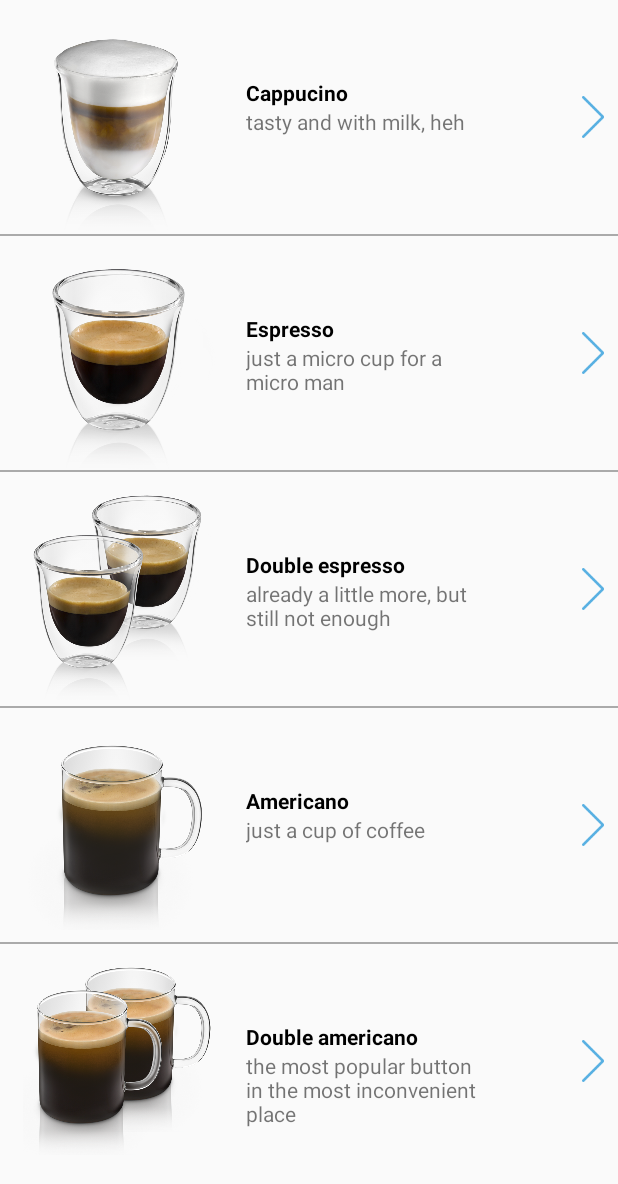
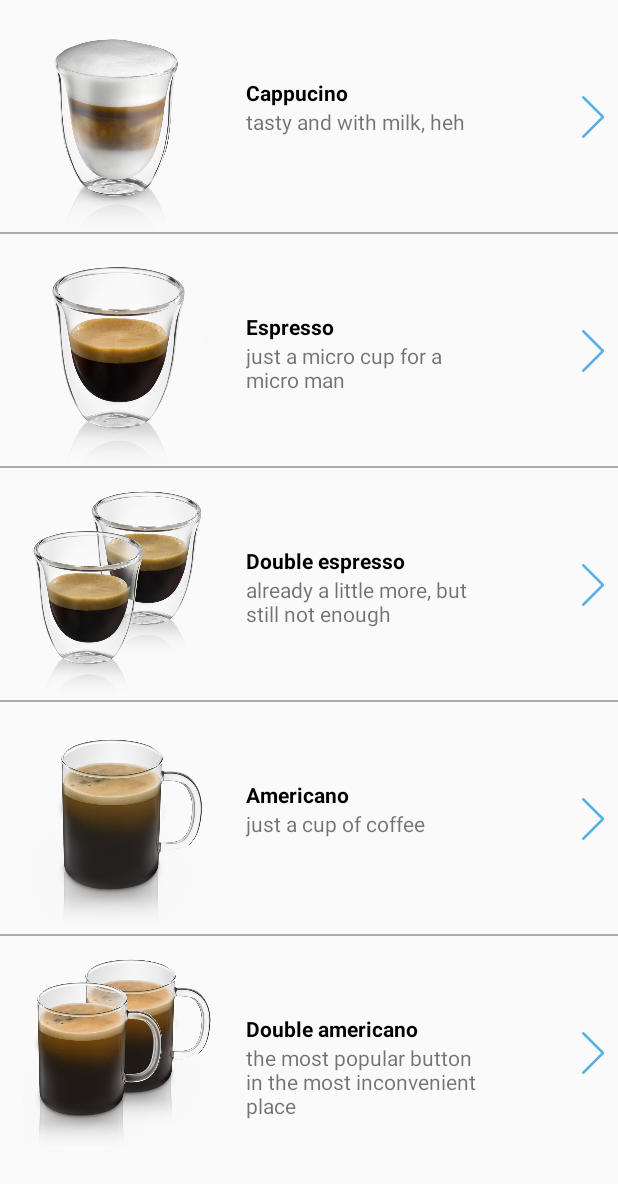
Before and after one commit to amaze37/espcoffee, an Android app: the layout content_main.xml on its own in the app's theme, with its tools: preview values and no code run, on a phone screen of 412 x 824 dp. Shown: the top 1184 px of the screen. Run offline under Robolectric (Android 15) with nearby library versions, the phone set to English and light mode, and no system bars.

```diff
--- a/app/src/main/java/com/example/espcoffee/MainActivity.java
+++ b/app/src/main/java/com/example/espcoffee/MainActivity.java
@@ -10,10 +10,9 @@ import androidx.appcompat.app.AppCompatActivity;
 import androidx.appcompat.widget.Toolbar;
 
 import com.example.espcoffee.http.RequestHelper;
-import com.google.android.material.navigation.NavigationView;
 import de.keyboardsurfer.android.widget.crouton.Crouton;
 
-public class MainActivity extends AppCompatActivity implements NavigationView.OnNavigationItemSelectedListener {
+public class MainActivity extends AppCompatActivity {
     private Bundle mainActivityBundle;
 
     @Override
--- a/app/src/main/res/layout/content_main.xml
+++ b/app/src/main/res/layout/content_main.xml
@@ -16,12 +16,14 @@
         tools:context=".MainActivity"
         tools:layout_editor_absoluteY="611dp">
 
-        <LinearLayout
+        <RelativeLayout
+            android:id="@+id/mainContentLayout"
             android:layout_width="match_parent"
             android:layout_height="wrap_content"
             android:orientation="vertical">
 
             <LinearLayout
+                android:id="@+id/mainLinerLayout1"
                 android:layout_width="match_parent"
                 android:layout_height="match_parent"
                 android:background="?attr/selectableItemBackground"
@@ -30,6 +32,7 @@
 
                 <ImageView
                     android:id="@+id/cappucino_icon"
+                    android:contentDescription="@string/cappucino"
                     android:layout_width="156dp"
                     android:layout_height="156dp"
                     android:backgroundTint="#00FFFFFF"
@@ -67,6 +70,7 @@
 
                     <ImageView
                         android:id="@+id/arrow"
+                        android:contentDescription="@string/arrow"
                         android:layout_width="18dp"
                         android:layout_height="28dp"
                         android:layout_marginTop="8dp"
@@ -83,11 +87,14 @@
 
             <View
                 android:id="@+id/view"
+                android:layout_above="@+id/mainLinerLayout2"
                 android:layout_width="match_parent"
                 android:layout_height="1dp"
                 android:background="@android:color/darker_gray" />
 
             <LinearLayout
+                android:id="@+id/mainLinerLayout2"
+                android:layout_below="@id/mainLinerLayout1"
                 android:layout_width="match_parent"
                 android:layout_height="match_parent"
                 android:background="?attr/selectableItemBackground"
@@ -96,6 +103,7 @@
 
                 <ImageView
                     android:id="@+id/espresso_icon"
+                    android:contentDescription="@string/espresso"
                     android:layout_width="156dp"
                     android:layout_height="156dp"
                     android:scaleType="fitXY"
@@ -130,6 +138,7 @@
 
                     <ImageView
                         android:id="@+id/arrow2"
+                        android:contentDescription="@string/arrow"
                         android:layout_width="18dp"
                         android:layout_height="28dp"
                         android:layout_marginTop="8dp"
@@ -144,11 +153,14 @@
 
             <View
                 android:id="@+id/view2"
+                android:layout_above="@+id/mainLinerLayout3"
                 android:layout_width="match_parent"
                 android:layout_height="1dp"
                 android:background="@android:color/darker_gray" />
 
             <LinearLayout
+                android:id="@+id/mainLinerLayout3"
+                android:layout_below="@id/mainLinerLayout2"
                 android:layout_width="match_parent"
                 android:layout_height="match_parent"
                 android:background="?attr/selectableItemBackground"
@@ -157,6 +169,7 @@
 
                 <ImageView
                     android:id="@+id/espressox2_icon"
+                    android:contentDescription="@string/espresso2x"
                     android:layout_width="156dp"
                     android:layout_height="156dp"
                     android:scaleType="fitXY"
@@ -191,6 +204,7 @@
 
                     <ImageView
                         android:id="@+id/arrow3"
+                        android:contentDescription="@string/arrow"
                         android:layout_width="18dp"
                         android:layout_height="28dp"
                         android:layout_marginTop="8dp"
@@ -205,11 +219,14 @@
 
             <View
                 android:id="@+id/view3"
+                android:layout_above="@+id/mainLinerLayout4"
                 android:layout_width="match_parent"
                 android:layout_height="1dp"
                 android:background="@android:color/darker_gray" />
 
             <LinearLayout
+                android:id="@+id/mainLinerLayout4"
+                android:layout_below="@id/mainLinerLayout3"
                 android:layout_width="match_parent"
                 android:layout_height="match_parent"
                 android:background="?attr/selectableItemBackground"
@@ -218,6 +235,7 @@
 
                 <ImageView
                     android:id="@+id/americano_icon"
+                    android:contentDescription="@string/americano"
                     android:layout_width="156dp"
                     android:layout_height="156dp"
                     android:scaleType="fitXY"
@@ -252,6 +270,7 @@
 
                     <ImageView
                         android:id="@+id/arrow4"
+                        android:contentDescription="@string/arrow"
                         android:layout_width="18dp"
                         android:layout_height="28dp"
                         android:layout_marginTop="8dp"
@@ -266,11 +285,14 @@
 
             <View
                 android:id="@+id/view4"
+                android:layout_above="@+id/mainLinerLayout5"
                 android:layout_width="match_parent"
                 android:layout_height="1dp"
                 android:background="@android:color/darker_gray" />
 
             <LinearLayout
+                android:id="@+id/mainLinerLayout5"
+                android:layout_below="@id/mainLinerLayout4"
                 android:layout_width="match_parent"
                 android:layout_height="match_parent"
                 android:background="?attr/selectableItemBackground"
@@ -279,6 +301,7 @@
 
                 <ImageView
                     android:id="@+id/americanox2_icon"
+                    android:contentDescription="@string/americano2x"
                     android:layout_width="156dp"
                     android:layout_height="156dp"
                     android:scaleType="fitXY"
@@ -315,6 +338,7 @@
 
                     <ImageView
                         android:id="@+id/arrow5"
+                        android:contentDescription="@string/arrow"
                         android:layout_width="18dp"
                         android:layout_height="28dp"
                         android:layout_marginTop="8dp"
@@ -326,7 +350,7 @@
                         app:srcCompat="@drawable/icn_arrow" />
                 </androidx.constraintlayout.widget.ConstraintLayout>
             </LinearLayout>
-        </LinearLayout>
+        </RelativeLayout>
     </ScrollView>
 
 </androidx.constraintlayout.widget.ConstraintLayout>
--- a/app/src/main/res/values/strings.xml
+++ b/app/src/main/res/values/strings.xml
@@ -10,6 +10,7 @@
     <string name="americano_info">just a cup of coffee</string>
     <string name="americano2x">Double americano</string>
     <string name="americano2x_info">the most popular button in the most inconvenient place</string>
+    <string name="arrow">arrow</string>
 
     <string name="cappucino_beverage_info">One portion of espresso with an equal amount of milk with milk foam of maximum volume, 80 ml.</string>
     <string name="espresso_beverage_info">Coffee according to a true Italian recipe, served in small cups, 40 ml.</string>
```
Also changed, not shown: app/src/main/java/com/example/espcoffee/http/RequestHelper.java (+7 -12 lines), 1 other file.
